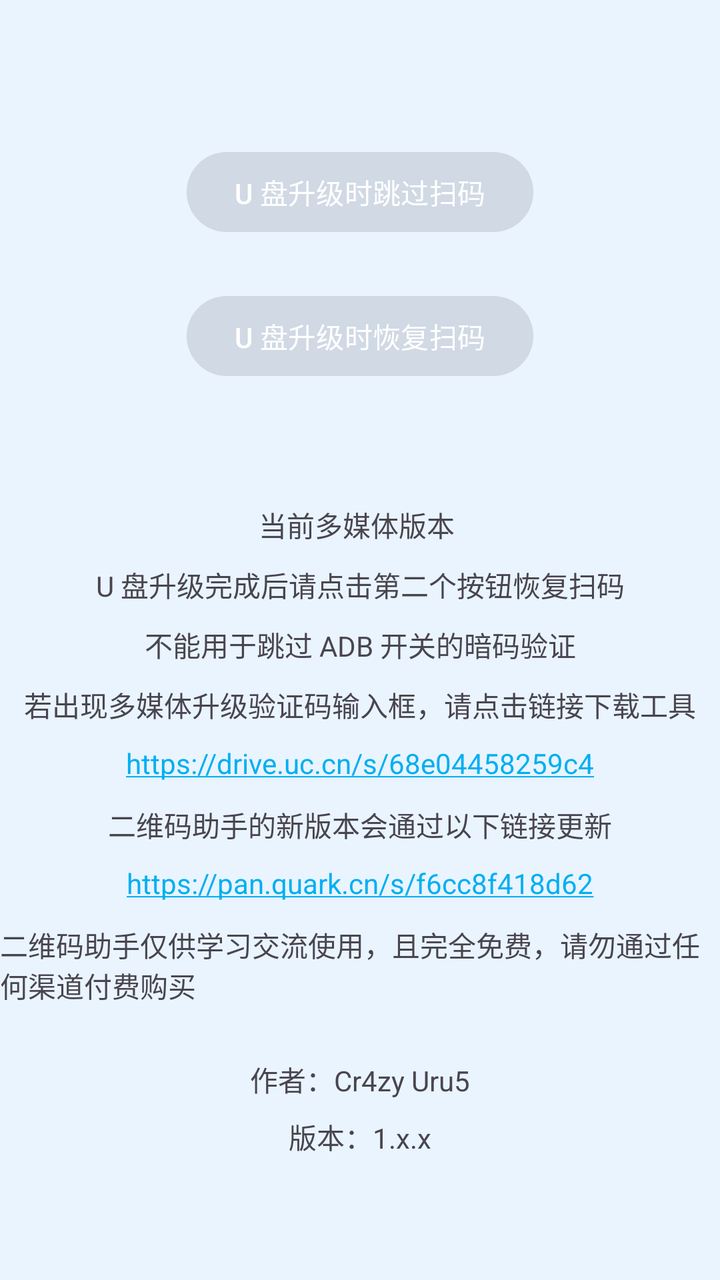
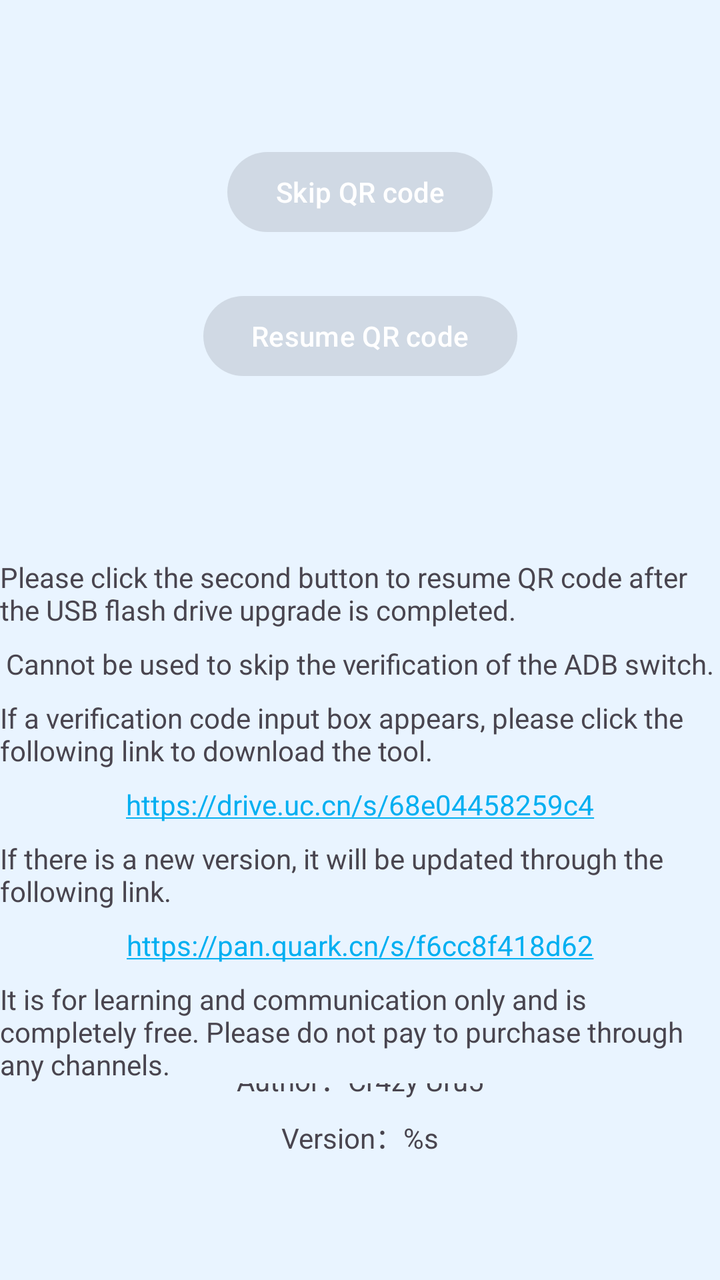

Screens rendered from an Android XML layout before and after an edit, with the pre-edit source and the edit as a unified diff.
<!-- AndroidManifest.xml: activity theme Theme.BYDOTAQRCodeBypass -->
<!-- res/layout/activity_main.xml -->
<?xml version="1.0" encoding="utf-8"?>
<androidx.constraintlayout.widget.ConstraintLayout xmlns:android="http://schemas.android.com/apk/res/android"
    xmlns:app="http://schemas.android.com/apk/res-auto"
    xmlns:tools="http://schemas.android.com/tools"
    android:id="@+id/main"
    android:layout_width="match_parent"
    android:layout_height="match_parent"
    android:theme="@style/Theme.BYDOTAQRCodeBypassMain"
    tools:context="com.crazyurus.bydota.qrcodebypass.MainActivity">

    <Button
        android:id="@+id/button"
        android:layout_width="wrap_content"
        android:layout_height="wrap_content"
        android:layout_marginStart="24dp"
        android:layout_marginTop="72dp"
        android:layout_marginEnd="24dp"
        android:enabled="false"
        android:text="U 盘升级时跳过扫码"
        android:textColor="@color/white"
        app:layout_constraintEnd_toEndOf="parent"
        app:layout_constraintStart_toStartOf="parent"
        app:layout_constraintTop_toTopOf="parent" />

    <Button
        android:id="@+id/button2"
        android:layout_width="wrap_content"
        android:layout_height="wrap_content"
        android:layout_marginStart="24dp"
        android:layout_marginTop="24dp"
        android:layout_marginEnd="24dp"
        android:enabled="false"
        android:text="U 盘升级时恢复扫码"
        android:textColor="@color/white"
        app:layout_constraintEnd_toEndOf="parent"
        app:layout_constraintStart_toStartOf="parent"
        app:layout_constraintTop_toBottomOf="@+id/button" />

    <TextView
        android:id="@+id/textView"
        android:layout_width="wrap_content"
        android:layout_height="wrap_content"
        android:layout_marginStart="24dp"
        android:layout_marginEnd="24dp"
        android:layout_marginBottom="90dp"
        android:text="作者：Cr4zy Uru5"
        app:layout_constraintBottom_toBottomOf="parent"
        app:layout_constraintEnd_toEndOf="parent"
        app:layout_constraintStart_toStartOf="parent" />

    <TextView
        android:id="@+id/textVersion"
        android:layout_width="wrap_content"
        android:layout_height="wrap_content"
        android:layout_marginStart="24dp"
        android:layout_marginTop="8dp"
        android:layout_marginEnd="24dp"
        android:text="版本：1.x.x"
        app:layout_constraintEnd_toEndOf="parent"
        app:layout_constraintStart_toStartOf="parent"
        app:layout_constraintTop_toBottomOf="@id/textView" />

    <TextView
        android:id="@+id/textView3"
        android:layout_width="wrap_content"
        android:layout_height="wrap_content"
        android:layout_marginStart="24dp"
        android:layout_marginTop="60dp"
        android:layout_marginEnd="24dp"
        android:text="当前多媒体版本 "
        app:layout_constraintEnd_toEndOf="parent"
        app:layout_constraintStart_toStartOf="parent"
        app:layout_constraintTop_toBottomOf="@+id/button2" />

    <TextView
        android:id="@+id/textView4"
        android:layout_width="wrap_content"
        android:layout_height="wrap_content"
        android:layout_marginStart="24dp"
        android:layout_marginTop="90dp"
        android:layout_marginEnd="24dp"
        android:text="U 盘升级完成后请点击第二个按钮恢复扫码"
        app:layout_constraintEnd_toEndOf="parent"
        app:layout_constraintStart_toStartOf="parent"
        app:layout_constraintTop_toBottomOf="@+id/button2" />

    <TextView
        android:id="@+id/textView5"
        android:layout_width="wrap_content"
        android:layout_height="wrap_content"
        android:layout_marginStart="24dp"
        android:layout_marginTop="120dp"
        android:layout_marginEnd="24dp"
        android:text="不能用于跳过 ADB 开关的暗码验证"
        app:layout_constraintEnd_toEndOf="parent"
        app:layout_constraintStart_toStartOf="parent"
        app:layout_constraintTop_toBottomOf="@+id/button2" />

    <TextView
        android:id="@+id/textView2"
        android:layout_width="wrap_content"
        android:layout_height="wrap_content"
        android:layout_marginStart="24dp"
        android:layout_marginTop="150dp"
        android:layout_marginEnd="24dp"
        android:text="若出现多媒体升级验证码输入框，请点击链接下载工具"
        app:layout_constraintEnd_toEndOf="parent"
        app:layout_constraintStart_toStartOf="parent"
        app:layout_constraintTop_toBottomOf="@+id/button2" />

    <TextView
        android:id="@+id/textLink"
        android:layout_width="wrap_content"
        android:layout_height="wrap_content"
        android:layout_marginStart="24dp"
        android:layout_marginTop="180dp"
        android:layout_marginEnd="24dp"
        android:autoLink="web"
        android:text="https://drive.uc.cn/s/68e04458259c4"
        app:layout_constraintEnd_toEndOf="parent"
        app:layout_constraintStart_toStartOf="parent"
        app:layout_constraintTop_toBottomOf="@+id/button2" />

    <TextView
        android:id="@+id/textView6"
        android:layout_width="wrap_content"
        android:layout_height="wrap_content"
        android:layout_marginStart="24dp"
        android:layout_marginTop="210dp"
        android:layout_marginEnd="24dp"
        android:text="二维码助手的新版本会通过以下链接更新"
        app:layout_constraintEnd_toEndOf="parent"
        app:layout_constraintStart_toStartOf="parent"
        app:layout_constraintTop_toBottomOf="@+id/button2" />

    <TextView
        android:id="@+id/textLink2"
        android:layout_width="wrap_content"
        android:layout_height="wrap_content"
        android:layout_marginStart="24dp"
        android:layout_marginTop="240dp"
        android:layout_marginEnd="24dp"
        android:autoLink="web"
        android:text="https://pan.quark.cn/s/f6cc8f418d62"
        app:layout_constraintEnd_toEndOf="parent"
        app:layout_constraintStart_toStartOf="parent"
        app:layout_constraintTop_toBottomOf="@+id/button2" />

    <TextView
        android:id="@+id/textView7"
        android:layout_width="wrap_content"
        android:layout_height="wrap_content"
        android:layout_marginStart="24dp"
        android:layout_marginTop="270dp"
        android:layout_marginEnd="24dp"
        android:text="二维码助手仅供学习交流使用，且完全免费，请勿通过任何渠道付费购买"
        app:layout_constraintEnd_toEndOf="parent"
        app:layout_constraintStart_toStartOf="parent"
        app:layout_constraintTop_toBottomOf="@+id/button2" />

</androidx.constraintlayout.widget.ConstraintLayout>
<!-- resources referenced by this layout -->
<resources>
  <color name="white">#FFFFFFFF</color>
  <style name="Theme.BYDOTAQRCodeBypassMain" parent="Theme.Material3.DayNight.NoActionBar">
          <item name="colorPrimary">@color/primary</item>
          <item name="android:background">@color/background</item>
          <item name="android:colorForeground">@color/black</item>
      </style>
  <style name="Theme.BYDOTAQRCodeBypass" parent="android:Theme.Material.Light.NoActionBar" />
  <color name="primary">#00AFF1</color>
  <color name="background">#E9F4FF</color>
  <color name="black">#FF000000</color>
</resources>

<!-- the commit's change to res/layout/activity_main.xml (unified diff, before → after) -->
@@ -16,7 +16,7 @@
         android:layout_marginTop="72dp"
         android:layout_marginEnd="24dp"
         android:enabled="false"
-        android:text="U 盘升级时跳过扫码"
+        android:text="@string/button_skip_qrcode"
         android:textColor="@color/white"
         app:layout_constraintEnd_toEndOf="parent"
         app:layout_constraintStart_toStartOf="parent"
@@ -30,7 +30,7 @@
         android:layout_marginTop="24dp"
         android:layout_marginEnd="24dp"
         android:enabled="false"
-        android:text="U 盘升级时恢复扫码"
+        android:text="@string/button_resume_qrcode"
         android:textColor="@color/white"
         app:layout_constraintEnd_toEndOf="parent"
         app:layout_constraintStart_toStartOf="parent"
@@ -43,7 +43,7 @@
         android:layout_marginStart="24dp"
         android:layout_marginEnd="24dp"
         android:layout_marginBottom="90dp"
-        android:text="作者：Cr4zy Uru5"
+        android:text="@string/bottom_author"
         app:layout_constraintBottom_toBottomOf="parent"
         app:layout_constraintEnd_toEndOf="parent"
         app:layout_constraintStart_toStartOf="parent" />
@@ -55,7 +55,7 @@
         android:layout_marginStart="24dp"
         android:layout_marginTop="8dp"
         android:layout_marginEnd="24dp"
-        android:text="版本：1.x.x"
+        android:text="@string/bottom_version"
         app:layout_constraintEnd_toEndOf="parent"
         app:layout_constraintStart_toStartOf="parent"
         app:layout_constraintTop_toBottomOf="@id/textView" />
@@ -67,7 +67,7 @@
         android:layout_marginStart="24dp"
         android:layout_marginTop="60dp"
         android:layout_marginEnd="24dp"
-        android:text="当前多媒体版本 "
+        android:text=""
         app:layout_constraintEnd_toEndOf="parent"
         app:layout_constraintStart_toStartOf="parent"
         app:layout_constraintTop_toBottomOf="@+id/button2" />
@@ -77,85 +77,85 @@
         android:layout_width="wrap_content"
         android:layout_height="wrap_content"
         android:layout_marginStart="24dp"
-        android:layout_marginTop="90dp"
+        android:layout_marginTop="8dp"
         android:layout_marginEnd="24dp"
-        android:text="U 盘升级完成后请点击第二个按钮恢复扫码"
+        android:text="@string/text_4"
         app:layout_constraintEnd_toEndOf="parent"
         app:layout_constraintStart_toStartOf="parent"
-        app:layout_constraintTop_toBottomOf="@+id/button2" />
+        app:layout_constraintTop_toBottomOf="@+id/textView3" />
 
     <TextView
         android:id="@+id/textView5"
         android:layout_width="wrap_content"
         android:layout_height="wrap_content"
         android:layout_marginStart="24dp"
-        android:layout_marginTop="120dp"
+        android:layout_marginTop="8dp"
         android:layout_marginEnd="24dp"
-        android:text="不能用于跳过 ADB 开关的暗码验证"
+        android:text="@string/text_5"
         app:layout_constraintEnd_toEndOf="parent"
         app:layout_constraintStart_toStartOf="parent"
-        app:layout_constraintTop_toBottomOf="@+id/button2" />
+        app:layout_constraintTop_toBottomOf="@+id/textView4" />
 
     <TextView
         android:id="@+id/textView2"
         android:layout_width="wrap_content"
         android:layout_height="wrap_content"
         android:layout_marginStart="24dp"
-        android:layout_marginTop="150dp"
+        android:layout_marginTop="8dp"
         android:layout_marginEnd="24dp"
-        android:text="若出现多媒体升级验证码输入框，请点击链接下载工具"
+        android:text="@string/text_2"
         app:layout_constraintEnd_toEndOf="parent"
         app:layout_constraintStart_toStartOf="parent"
-        app:layout_constraintTop_toBottomOf="@+id/button2" />
+        app:layout_constraintTop_toBottomOf="@+id/textView5" />
 
     <TextView
         android:id="@+id/textLink"
         android:layout_width="wrap_content"
         android:layout_height="wrap_content"
         android:layout_marginStart="24dp"
-        android:layout_marginTop="180dp"
+        android:layout_marginTop="8dp"
         android:layout_marginEnd="24dp"
         android:autoLink="web"
         android:text="https://drive.uc.cn/s/68e04458259c4"
         app:layout_constraintEnd_toEndOf="parent"
         app:layout_constraintStart_toStartOf="parent"
-        app:layout_constraintTop_toBottomOf="@+id/button2" />
+        app:layout_constraintTop_toBottomOf="@+id/textView2" />
 
     <TextView
         android:id="@+id/textView6"
         android:layout_width="wrap_content"
         android:layout_height="wrap_content"
         android:layout_marginStart="24dp"
-        android:layout_marginTop="210dp"
+        android:layout_marginTop="8dp"
         android:layout_marginEnd="24dp"
-        android:text="二维码助手的新版本会通过以下链接更新"
+        android:text="@string/text_6"
         app:layout_constraintEnd_toEndOf="parent"
         app:layout_constraintStart_toStartOf="parent"
-        app:layout_constraintTop_toBottomOf="@+id/button2" />
+        app:layout_constraintTop_toBottomOf="@+id/textLink" />
 
     <TextView
         android:id="@+id/textLink2"
         android:layout_width="wrap_content"
         android:layout_height="wrap_content"
         android:layout_marginStart="24dp"
-        android:layout_marginTop="240dp"
+        android:layout_marginTop="8dp"
         android:layout_marginEnd="24dp"
         android:autoLink="web"
         android:text="https://pan.quark.cn/s/f6cc8f418d62"
         app:layout_constraintEnd_toEndOf="parent"
         app:layout_constraintStart_toStartOf="parent"
-        app:layout_constraintTop_toBottomOf="@+id/button2" />
+        app:layout_constraintTop_toBottomOf="@+id/textView6" />
 
     <TextView
         android:id="@+id/textView7"
         android:layout_width="wrap_content"
         android:layout_height="wrap_content"
         android:layout_marginStart="24dp"
-        android:layout_marginTop="270dp"
+        android:layout_marginTop="8dp"
         android:layout_marginEnd="24dp"
-        android:text="二维码助手仅供学习交流使用，且完全免费，请勿通过任何渠道付费购买"
+        android:text="@string/text_7"
         app:layout_constraintEnd_toEndOf="parent"
         app:layout_constraintStart_toStartOf="parent"
-        app:layout_constraintTop_toBottomOf="@+id/button2" />
+        app:layout_constraintTop_toBottomOf="@+id/textLink2" />
 
 </androidx.constraintlayout.widget.ConstraintLayout>
<!-- resource entries referenced after the edit -->
@@ -1,6 +1,15 @@
 <!-- resources referenced by this layout -->
 <resources>
   <color name="white">#FFFFFFFF</color>
+  <string name="bottom_author">Author：Cr4zy Uru5</string>
+  <string name="bottom_version">Version：%s</string>
+  <string name="button_resume_qrcode">Resume QR code</string>
+  <string name="button_skip_qrcode">Skip QR code</string>
+  <string name="text_2">If a verification code input box appears, please click the following link to download the tool.</string>
+  <string name="text_4">Please click the second button to resume QR code after the USB flash drive upgrade is completed.</string>
+  <string name="text_5">Cannot be used to skip the verification of the ADB switch.</string>
+  <string name="text_6">If there is a new version, it will be updated through the following link.</string>
+  <string name="text_7">It is for learning and communication only and is completely free. Please do not pay to purchase through any channels.</string>
   <style name="Theme.BYDOTAQRCodeBypassMain" parent="Theme.Material3.DayNight.NoActionBar">
           <item name="colorPrimary">@color/primary</item>
           <item name="android:background">@color/background</item>
